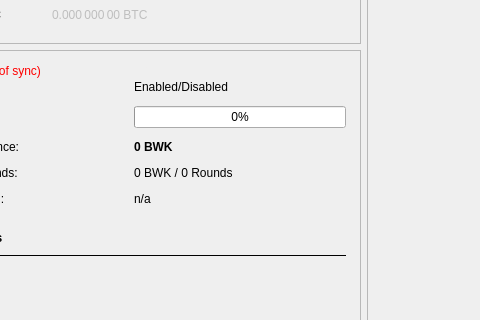
This is src/qt/forms/overviewpage.ui in coinmenace/faccore as Qt 5 draws it before an edit; both pictures show x 116 to 596 and y 309 to 629 of the 960 by 720 pixel window. The edited form follows.
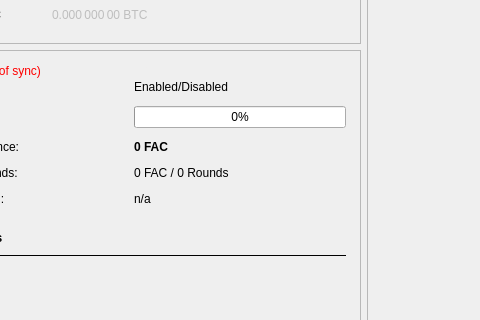
This is the edited form. Custom widgets are drawn as their Qt base class.

Patch:
```diff
--- a/src/qt/forms/overviewpage.ui
+++ b/src/qt/forms/overviewpage.ui
@@ -567,7 +567,7 @@
               </font>
              </property>
              <property name="text">
-              <string notr="true">0 BWK</string>
+              <string notr="true">0 FAC</string>
              </property>
             </widget>
            </item>
@@ -593,7 +593,7 @@
               </font>
              </property>
              <property name="text">
-              <string>0 BWK / 0 Rounds</string>
+              <string>0 FAC / 0 Rounds</string>
              </property>
             </widget>
            </item>
```
Left out of the diff: 6 changed lines with no effect on the pictures.
